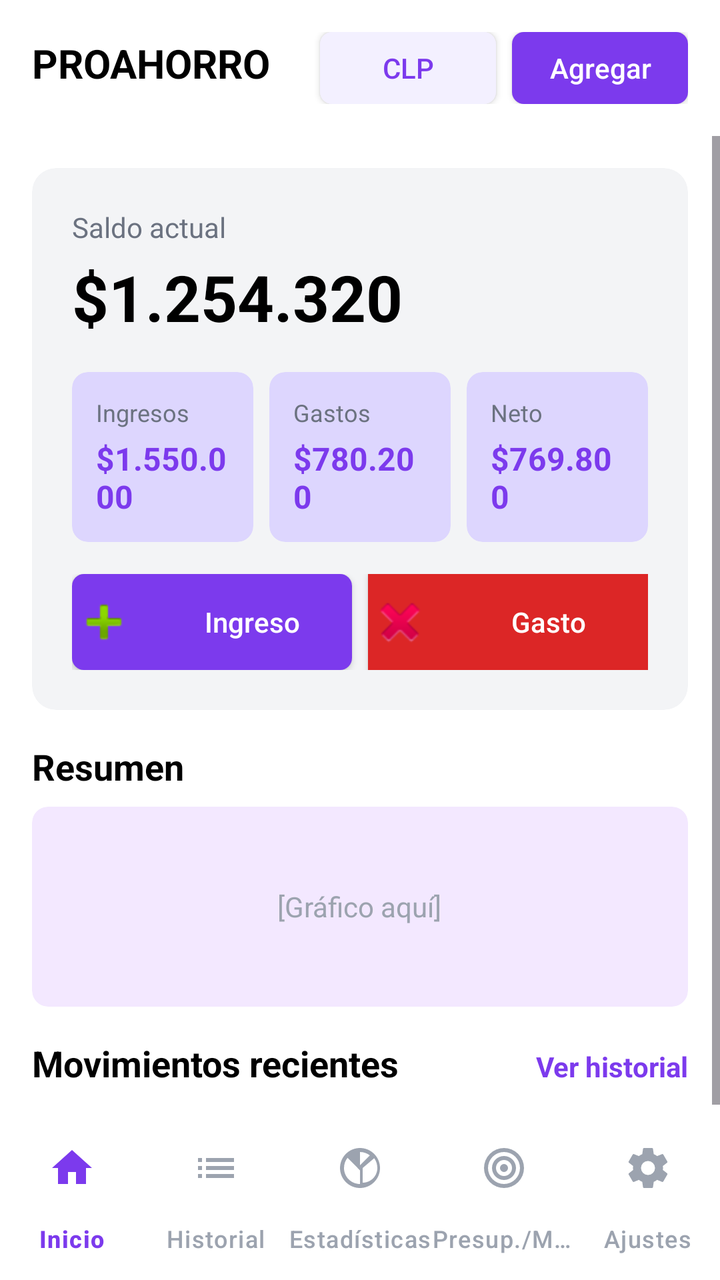
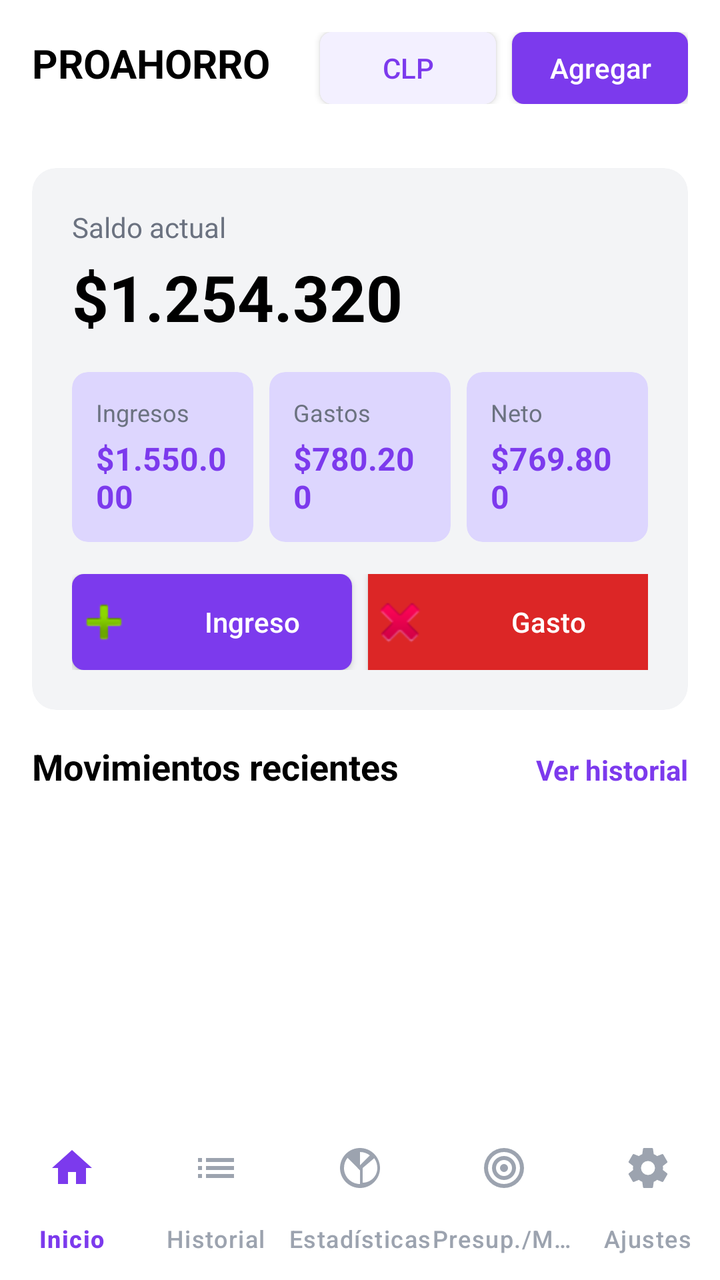

Screens rendered from an Android XML layout before and after an edit, with the pre-edit source and the edit as a unified diff.
<!-- AndroidManifest.xml: application theme Theme.LosZETAS -->
<!-- res/layout/activity_pantalla_principal.xml -->
<?xml version="1.0" encoding="utf-8"?>
<androidx.constraintlayout.widget.ConstraintLayout xmlns:android="http://schemas.android.com/apk/res/android"
    xmlns:app="http://schemas.android.com/apk/res-auto"
    android:layout_width="match_parent"
    android:layout_height="match_parent"
    android:background="@android:color/white">

    
    <LinearLayout
        android:id="@+id/header"
        android:layout_width="match_parent"
        android:layout_height="wrap_content"
        android:orientation="horizontal"
        android:padding="16dp"
        app:layout_constraintTop_toTopOf="parent">

        <TextView
            android:layout_width="0dp"
            android:layout_height="wrap_content"
            android:layout_weight="1"
            android:text="PROAHORRO"
            android:textColor="@android:color/black"
            android:textSize="20sp"
            android:textStyle="bold" />

        <Button
            android:id="@+id/btnCLP"
            android:layout_width="wrap_content"
            android:layout_height="36dp"
            android:background="@drawable/bg_button_outline"
            android:minHeight="0dp"
            android:paddingStart="16dp"
            android:paddingEnd="16dp"
            android:text="CLP"
            android:textAllCaps="false"
            android:textColor="#7C3AED"
            android:textSize="14sp" />

        <Button
            android:id="@+id/btnAgregar"
            android:layout_width="wrap_content"
            android:layout_height="36dp"
            android:layout_marginStart="8dp"
            android:background="@drawable/bg_button_primary"
            android:minHeight="0dp"
            android:paddingStart="16dp"
            android:paddingEnd="16dp"
            android:text="Agregar"
            android:textAllCaps="false"
            android:textColor="@android:color/white"
            android:textSize="14sp" />
    </LinearLayout>

    
    <ScrollView
        android:layout_width="match_parent"
        android:layout_height="0dp"
        app:layout_constraintTop_toBottomOf="@id/header"
        app:layout_constraintBottom_toTopOf="@id/bottomNavigation">

        <LinearLayout
            android:layout_width="match_parent"
            android:layout_height="wrap_content"
            android:orientation="vertical">

            
            <androidx.cardview.widget.CardView
                android:id="@+id/cardSaldo"
                android:layout_width="match_parent"
                android:layout_height="wrap_content"
                android:layout_marginStart="16dp"
                android:layout_marginTop="16dp"
                android:layout_marginEnd="16dp"
                app:cardBackgroundColor="#F3F4F6"
                app:cardCornerRadius="12dp"
                app:cardElevation="0dp">

                <LinearLayout
                    android:layout_width="match_parent"
                    android:layout_height="wrap_content"
                    android:orientation="vertical"
                    android:padding="20dp">

                    <TextView
                        android:layout_width="wrap_content"
                        android:layout_height="wrap_content"
                        android:text="Saldo actual"
                        android:textColor="#6B7280"
                        android:textSize="14sp" />

                    <TextView
                        android:id="@+id/tvSaldoActual"
                        android:layout_width="wrap_content"
                        android:layout_height="wrap_content"
                        android:layout_marginTop="4dp"
                        android:text="$1.254.320"
                        android:textColor="@android:color/black"
                        android:textSize="32sp"
                        android:textStyle="bold" />

                    
                    <LinearLayout
                        android:layout_width="match_parent"
                        android:layout_height="wrap_content"
                        android:layout_marginTop="16dp"
                        android:orientation="horizontal">

                        <androidx.cardview.widget.CardView
                            android:layout_width="0dp"
                            android:layout_height="wrap_content"
                            android:layout_marginEnd="8dp"
                            android:layout_weight="1"
                            app:cardBackgroundColor="#DDD6FE"
                            app:cardCornerRadius="8dp"
                            app:cardElevation="0dp">

                            <LinearLayout
                                android:layout_width="match_parent"
                                android:layout_height="wrap_content"
                                android:orientation="vertical"
                                android:padding="12dp">

                                <TextView
                                    android:layout_width="wrap_content"
                                    android:layout_height="wrap_content"
                                    android:text="Ingresos"
                                    android:textColor="#6B7280"
                                    android:textSize="12sp" />

                                <TextView
                                    android:id="@+id/tvIngresos"
                                    android:layout_width="wrap_content"
                                    android:layout_height="wrap_content"
                                    android:layout_marginTop="4dp"
                                    android:text="$1.550.000"
                                    android:textColor="#7C3AED"
                                    android:textSize="16sp"
                                    android:textStyle="bold" />
                            </LinearLayout>
                        </androidx.cardview.widget.CardView>

                        <androidx.cardview.widget.CardView
                            android:layout_width="0dp"
                            android:layout_height="wrap_content"
                            android:layout_marginEnd="8dp"
                            android:layout_weight="1"
                            app:cardBackgroundColor="#DDD6FE"
                            app:cardCornerRadius="8dp"
                            app:cardElevation="0dp">

                            <LinearLayout
                                android:layout_width="match_parent"
                                android:layout_height="wrap_content"
                                android:orientation="vertical"
                                android:padding="12dp">

                                <TextView
                                    android:layout_width="wrap_content"
                                    android:layout_height="wrap_content"
                                    android:text="Gastos"
                                    android:textColor="#6B7280"
                                    android:textSize="12sp" />

                                <TextView
                                    android:id="@+id/tvGastos"
                                    android:layout_width="wrap_content"
                                    android:layout_height="wrap_content"
                                    android:layout_marginTop="4dp"
                                    android:text="$780.200"
                                    android:textColor="#7C3AED"
                                    android:textSize="16sp"
                                    android:textStyle="bold" />
                            </LinearLayout>
                        </androidx.cardview.widget.CardView>

                        <androidx.cardview.widget.CardView
                            android:layout_width="0dp"
                            android:layout_height="wrap_content"
                            android:layout_weight="1"
                            app:cardBackgroundColor="#DDD6FE"
                            app:cardCornerRadius="8dp"
                            app:cardElevation="0dp">

                            <LinearLayout
                                android:layout_width="match_parent"
                                android:layout_height="wrap_content"
                                android:orientation="vertical"
                                android:padding="12dp">

                                <TextView
                                    android:layout_width="wrap_content"
                                    android:layout_height="wrap_content"
                                    android:text="Neto"
                                    android:textColor="#6B7280"
                                    android:textSize="12sp" />

                                <TextView
                                    android:id="@+id/tvNeto"
                                    android:layout_width="wrap_content"
                                    android:layout_height="wrap_content"
                                    android:layout_marginTop="4dp"
                                    android:text="$769.800"
                                    android:textColor="#7C3AED"
                                    android:textSize="16sp"
                                    android:textStyle="bold" />
                            </LinearLayout>
                        </androidx.cardview.widget.CardView>
                    </LinearLayout>

                    
                    <LinearLayout
                        android:layout_width="match_parent"
                        android:layout_height="wrap_content"
                        android:layout_marginTop="16dp"
                        android:orientation="horizontal">

                        <Button
                            android:id="@+id/btnIngreso"
                            android:layout_width="0dp"
                            android:layout_height="wrap_content"
                            android:layout_marginEnd="8dp"
                            android:layout_weight="1"
                            android:background="@drawable/bg_button_primary"
                            android:drawableStart="@android:drawable/ic_input_add"
                            android:drawablePadding="8dp"
                            android:text="Ingreso"
                            android:textAllCaps="false"
                            android:textColor="@android:color/white" />

                        <Button
                            android:id="@+id/btnGasto"
                            android:layout_width="0dp"
                            android:layout_height="wrap_content"
                            android:layout_weight="1"
                            android:background="#DC2626"
                            android:drawableStart="@android:drawable/ic_delete"
                            android:drawablePadding="8dp"
                            android:text="Gasto"
                            android:textAllCaps="false"
                            android:textColor="@android:color/white" />
                    </LinearLayout>
                </LinearLayout>
            </androidx.cardview.widget.CardView>

            
            <LinearLayout
                android:layout_width="match_parent"
                android:layout_height="wrap_content"
                android:layout_marginTop="16dp"
                android:orientation="vertical"
                android:paddingStart="16dp"
                android:paddingEnd="16dp">

                <TextView
                    android:layout_width="wrap_content"
                    android:layout_height="wrap_content"
                    android:text="Resumen"
                    android:textColor="@android:color/black"
                    android:textSize="18sp"
                    android:textStyle="bold" />

                <androidx.cardview.widget.CardView
                    android:layout_width="match_parent"
                    android:layout_height="100dp"
                    android:layout_marginTop="8dp"
                    app:cardBackgroundColor="#F3E8FF"
                    app:cardCornerRadius="8dp"
                    app:cardElevation="0dp">

                    <LinearLayout
                        android:layout_width="match_parent"
                        android:layout_height="match_parent"
                        android:gravity="center">

                        <TextView
                            android:layout_width="wrap_content"
                            android:layout_height="wrap_content"
                            android:text="[Gráfico aquí]"
                            android:textColor="#9CA3AF" />
                    </LinearLayout>
                </androidx.cardview.widget.CardView>
            </LinearLayout>

            
            <LinearLayout
                android:layout_width="match_parent"
                android:layout_height="wrap_content"
                android:layout_marginTop="16dp"
                android:layout_marginBottom="16dp"
                android:orientation="vertical"
                android:paddingStart="16dp"
                android:paddingEnd="16dp">

                <LinearLayout
                    android:layout_width="match_parent"
                    android:layout_height="wrap_content"
                    android:orientation="horizontal">

                    <TextView
                        android:layout_width="0dp"
                        android:layout_height="wrap_content"
                        android:layout_weight="1"
                        android:text="Movimientos recientes"
                        android:textColor="@android:color/black"
                        android:textSize="18sp"
                        android:textStyle="bold" />

                    <TextView
                        android:id="@+id/tvVerHistorial"
                        android:layout_width="wrap_content"
                        android:layout_height="wrap_content"
                        android:text="Ver historial"
                        android:textColor="#7C3AED"
                        android:textSize="14sp"
                        android:textStyle="bold" />
                </LinearLayout>

                <androidx.recyclerview.widget.RecyclerView
                    android:id="@+id/rvMovimientos"
                    android:layout_width="match_parent"
                    android:layout_height="wrap_content"
                    android:layout_marginTop="8dp"
                    android:nestedScrollingEnabled="false" />
            </LinearLayout>

        </LinearLayout>
    </ScrollView>

    
    <com.google.android.material.bottomnavigation.BottomNavigationView
        android:id="@+id/bottomNavigation"
        android:layout_width="match_parent"
        android:layout_height="wrap_content"
        android:background="@android:color/white"
        app:itemIconTint="@color/bottom_nav_color"
        app:itemTextColor="@color/bottom_nav_color"
        app:labelVisibilityMode="labeled"
        app:layout_constraintBottom_toBottomOf="parent"
        app:menu="@menu/bottom_nav_menu" />

</androidx.constraintlayout.widget.ConstraintLayout>
<!-- resources referenced by this layout -->
<resources>
  <!-- drawable bg_button_outline (drawable) -->
  <?xml version="1.0" encoding="utf-8"?>
  <shape xmlns:android="http://schemas.android.com/apk/res/android">
      <solid android:color="#F3F0FF" />
      <corners android:radius="6dp" />
  </shape>
  <!-- drawable bg_button_primary (drawable) -->
  <?xml version="1.0" encoding="utf-8"?>
  <shape xmlns:android="http://schemas.android.com/apk/res/android">
      <solid android:color="#7C3AED" />
      <corners android:radius="6dp" />
  </shape>
  <style name="Theme.LosZETAS" parent="Base.Theme.LosZETAS" />
  <style name="Base.Theme.LosZETAS" parent="Theme.Material3.DayNight.NoActionBar">
          
          
      </style>
</resources>

<!-- the commit's change to res/layout/activity_pantalla_principal.xml (unified diff, before → after) -->
@@ -242,44 +242,6 @@
                 </LinearLayout>
             </androidx.cardview.widget.CardView>
 
-            
-            <LinearLayout
-                android:layout_width="match_parent"
-                android:layout_height="wrap_content"
-                android:layout_marginTop="16dp"
-                android:orientation="vertical"
-                android:paddingStart="16dp"
-                android:paddingEnd="16dp">
-
-                <TextView
-                    android:layout_width="wrap_content"
-                    android:layout_height="wrap_content"
-                    android:text="Resumen"
-                    android:textColor="@android:color/black"
-                    android:textSize="18sp"
-                    android:textStyle="bold" />
-
-                <androidx.cardview.widget.CardView
-                    android:layout_width="match_parent"
-                    android:layout_height="100dp"
-                    android:layout_marginTop="8dp"
-                    app:cardBackgroundColor="#F3E8FF"
-                    app:cardCornerRadius="8dp"
-                    app:cardElevation="0dp">
-
-                    <LinearLayout
-                        android:layout_width="match_parent"
-                        android:layout_height="match_parent"
-                        android:gravity="center">
-
-                        <TextView
-                            android:layout_width="wrap_content"
-                            android:layout_height="wrap_content"
-                            android:text="[Gráfico aquí]"
-                            android:textColor="#9CA3AF" />
-                    </LinearLayout>
-                </androidx.cardview.widget.CardView>
-            </LinearLayout>
 
             
             <LinearLayout
